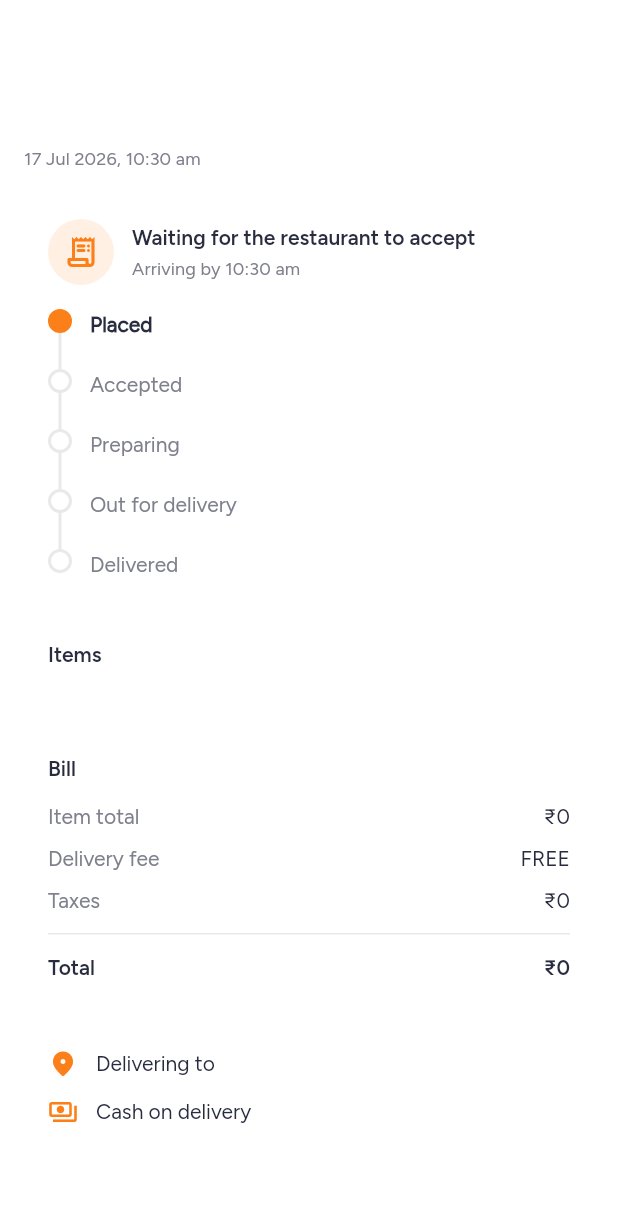
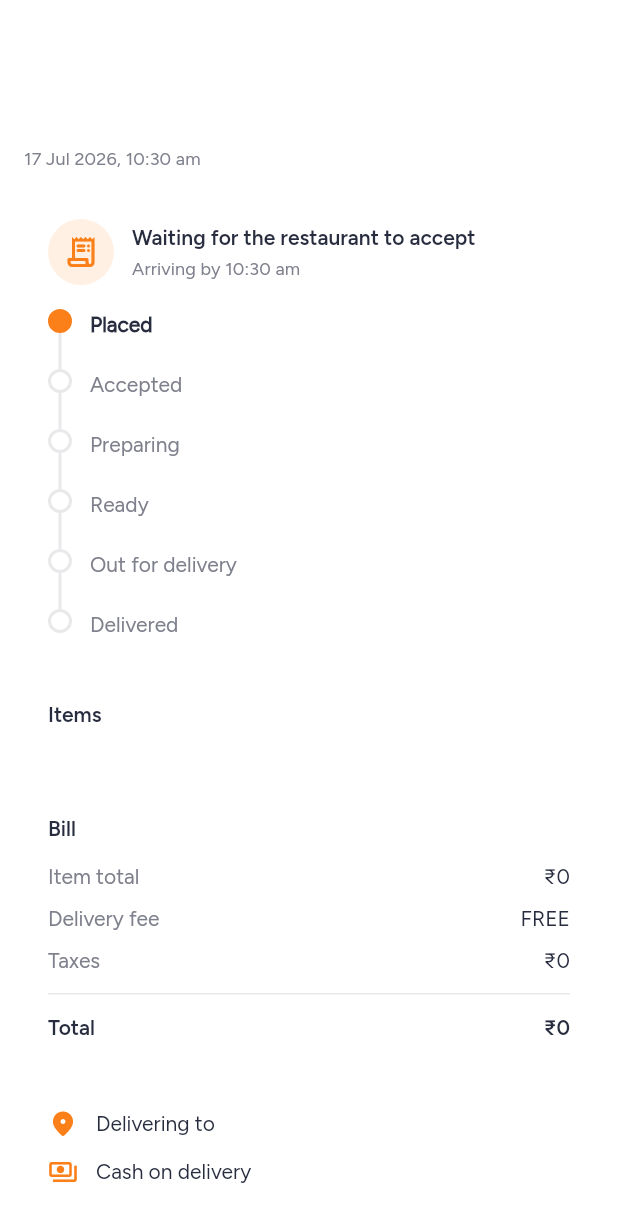
Before and after one commit to nayansuthar-1/zopiqnow, a Flutter app: the _OrderBody screen opened directly with empty values, on a phone screen of 412 x 824 dp. Shown: the top 1222 px of the screen. Run offline on Flutter 3.47's test engine with Material 3 defaults, Android fonts, the phone set to English and light mode, and no system bars; our stand-ins replace flutter_riverpod, flutter_secure_storage, flutter_svg, geocoding, geolocator, go_router and 4 more; accounts and stored records are empty; project files that could hold a hidden picture were left out.

Commit message:
feat(customer): understand ready-for-pickup and rejected before they exist
Forward-compat step so the vendor app can start emitting two new order
statuses without a running customer app tripping over them. OrderStatus
gains `readyForPickup` (a sixth journey stage, between preparing and out-
for-delivery) and `rejected` (a new order the restaurant declined — ended,
like cancelled, but with its own words). fromWire parses both; isOpen
treats rejected as closed; the tracking timeline and the ended-state panel
render each.

Harmless until migration 0014 lands: the database still only emits the old
six, so these cases simply never occur yet. Shipping this first means there
is never a moment where a value exists in the row that a live app can't read.

```diff
--- a/apps/customer/lib/features/checkout/domain/entities/customer_order.dart
+++ b/apps/customer/lib/features/checkout/domain/entities/customer_order.dart
@@ -2,14 +2,18 @@ import 'package:flutter/foundation.dart';
 
 import 'package:zopiqnow/features/checkout/domain/entities/payment_method.dart';
 
-/// Where an order is in its life. The wire values are the six the `orders.status`
-/// check constraint allows — there is no seventh.
+/// Where an order is in its life. The wire values are the ones the `orders.status`
+/// check constraint allows.
 enum OrderStatus {
   placed('Placed'),
   accepted('Accepted'),
   preparing('Preparing'),
+  readyForPickup('Ready'),
   outForDelivery('Out for delivery'),
   delivered('Delivered'),
+  // The restaurant declined a new order before accepting it — different from a
+  // cancellation, which happens after. Both end the order; the words differ.
+  rejected('Not accepted'),
   cancelled('Cancelled');
 
   const OrderStatus(this.label);
@@ -18,39 +22,41 @@ enum OrderStatus {
   final String label;
 
   /// Throws [ArgumentError] on anything else. The database enumerates exactly
-  /// these six, so an unknown value is not a status we forgot to handle — it is
+  /// these values, so an unknown one is not a status we forgot to handle — it is
   /// the client and the schema having drifted apart, and a receipt rendered
   /// from a contract we no longer understand is worse than one that fails.
   static OrderStatus fromWire(String value) => switch (value) {
     'placed' => placed,
     'accepted' => accepted,
     'preparing' => preparing,
+    'ready_for_pickup' => readyForPickup,
     'out_for_delivery' => outForDelivery,
     'delivered' => delivered,
+    'rejected' => rejected,
     'cancelled' => cancelled,
     _ => throw ArgumentError.value(value, 'status', 'Unknown order status'),
   };
 
-  /// Still on its way — the order is neither delivered nor cancelled. An open
+  /// Still on its way — the order has not ended, one way or another. An open
   /// order is one worth watching: it is what decides whether the detail screen
   /// subscribes to live status or renders a receipt.
-  bool get isOpen => this != delivered && this != cancelled;
+  bool get isOpen => this != delivered && this != cancelled && this != rejected;
 
-  /// The five stages an order that goes well passes through, in order.
+  /// The stages an order that goes well passes through, in order.
   ///
-  /// [cancelled] is not among them, and that is not an omission: it is not a
-  /// step on the way to anywhere. A cancelled order has left the journey, and
-  /// the tracking screen says so instead of drawing a timeline it will never
-  /// finish.
+  /// Neither [cancelled] nor [rejected] is among them, and that is not an
+  /// omission: an order that ended has left the journey, and the tracking screen
+  /// says so instead of drawing a timeline it will never finish.
   static const List<OrderStatus> journey = <OrderStatus>[
     placed,
     accepted,
     preparing,
+    readyForPickup,
     outForDelivery,
     delivered,
   ];
 
-  /// How far along [journey] this status is; `-1` for [cancelled].
+  /// How far along [journey] this status is; `-1` for an order that ended.
   int get step => journey.indexOf(this);
 }
 
--- a/apps/customer/lib/features/checkout/presentation/widgets/order_card.dart
+++ b/apps/customer/lib/features/checkout/presentation/widgets/order_card.dart
@@ -39,7 +39,8 @@ class OrderStatusChip extends StatelessWidget {
     final ZopiqColors zc = context.zc;
     final Color color = switch (status) {
       OrderStatus.delivered => zc.veg,
-      OrderStatus.cancelled => zc.textMuted,
+      // Ended without arriving — stated, not shouted about.
+      OrderStatus.cancelled || OrderStatus.rejected => zc.textMuted,
       _ => zc.primary,
     };
 
--- a/apps/customer/lib/features/checkout/presentation/widgets/order_tracking_card.dart
+++ b/apps/customer/lib/features/checkout/presentation/widgets/order_tracking_card.dart
@@ -23,9 +23,14 @@ class OrderTrackingCard extends ConsumerWidget {
     final OrderStatus status =
         ref.watch(orderStatusProvider(order.id)).valueOrNull ?? order.status;
 
+    // Cancelled and rejected have both left the journey — no timeline, just a
+    // line saying how it ended.
+    final bool ended =
+        status == OrderStatus.cancelled || status == OrderStatus.rejected;
+
     return ZopiqCard(
-      child: status == OrderStatus.cancelled
-          ? _Cancelled(placedAt: order.placedAt)
+      child: ended
+          ? _Ended(status: status, placedAt: order.placedAt)
           : Column(
               crossAxisAlignment: CrossAxisAlignment.start,
               children: <Widget>[
@@ -49,9 +54,11 @@ class _Headline extends StatelessWidget {
     OrderStatus.placed => 'Waiting for the restaurant to accept',
     OrderStatus.accepted => 'Your order is confirmed',
     OrderStatus.preparing => 'Your food is being prepared',
+    OrderStatus.readyForPickup => 'Packed and ready for pickup',
     OrderStatus.outForDelivery => 'On its way to you',
     OrderStatus.delivered => 'Delivered. Enjoy!',
-    // Rendered by _Cancelled, which this never sees.
+    // Rendered by _Ended, which this never sees.
+    OrderStatus.rejected => 'This order wasn\'t accepted',
     OrderStatus.cancelled => 'This order was cancelled',
   };
 
@@ -59,8 +66,10 @@ class _Headline extends StatelessWidget {
     OrderStatus.placed => Icons.receipt_long_rounded,
     OrderStatus.accepted => Icons.check_circle_outline_rounded,
     OrderStatus.preparing => Icons.soup_kitchen_rounded,
+    OrderStatus.readyForPickup => Icons.shopping_bag_rounded,
     OrderStatus.outForDelivery => Icons.delivery_dining_rounded,
     OrderStatus.delivered => Icons.done_all_rounded,
+    OrderStatus.rejected => Icons.cancel_outlined,
     OrderStatus.cancelled => Icons.cancel_outlined,
   };
 
@@ -242,16 +251,22 @@ class _Step extends StatelessWidget {
   }
 }
 
-/// A cancelled order is not a timeline with a gap in it. It left the journey.
-class _Cancelled extends StatelessWidget {
-  const _Cancelled({required this.placedAt});
+/// An order that ended — cancelled after acceptance, or never accepted at all —
+/// is not a timeline with a gap in it. It left the journey, and the only thing
+/// that changes between the two is the sentence.
+class _Ended extends StatelessWidget {
+  const _Ended({required this.status, required this.placedAt});
 
+  final OrderStatus status;
   final DateTime placedAt;
 
   @override
   Widget build(BuildContext context) {
     final ZopiqColors zc = context.zc;
     final TextTheme t = Theme.of(context).textTheme;
+    final String title = status == OrderStatus.rejected
+        ? 'This order wasn\'t accepted'
+        : 'This order was cancelled';
 
     return Row(
       children: <Widget>[
@@ -261,7 +276,7 @@ class _Cancelled extends StatelessWidget {
           child: Column(
             crossAxisAlignment: CrossAxisAlignment.start,
             children: <Widget>[
-              Text('This order was cancelled', style: t.titleSmall),
+              Text(title, style: t.titleSmall),
               const SizedBox(height: ZopiqSpacing.xxs),
               Text(
                 'Placed ${formatClockTime(placedAt)}',
```
